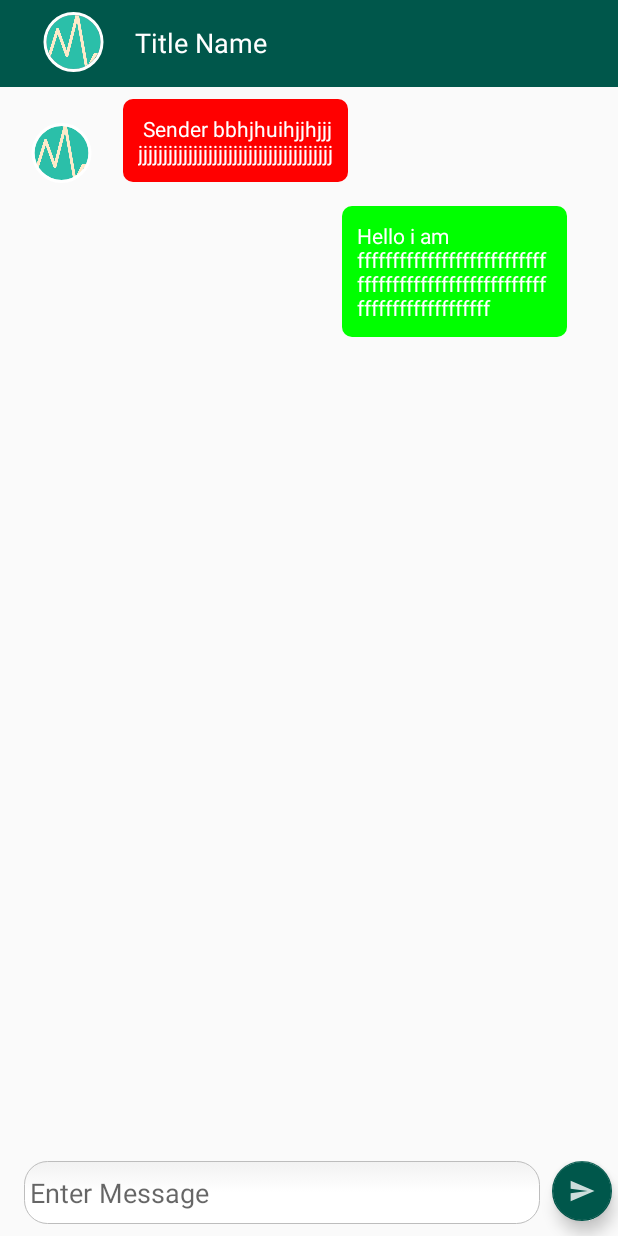
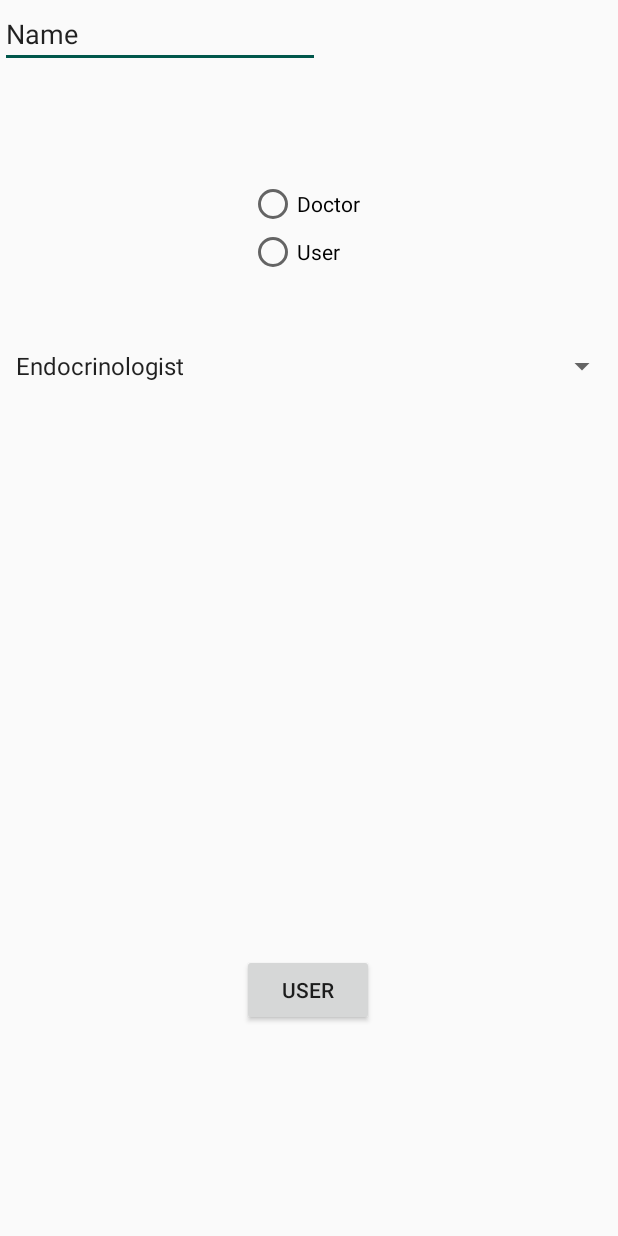
Before and after one commit to akshat220/CureEasy, an Android app: the screen it shows after launch once a user with an empty profile is signed in (ChatActivity before the commit, SelectUser after it), on a phone screen of 412 x 824 dp. Run offline under Robolectric (Android 15) with nearby library versions, the phone set to English and light mode, and no system bars; our stand-ins replace Firebase (no records; nobody signed in at launch, a user with empty details on screens opened directly); 2 statements that could not run were skipped.

```diff
--- a/app/build.gradle
+++ b/app/build.gradle
@@ -30,10 +30,13 @@ dependencies {
     implementation "com.firebaseui:firebase-ui-auth:4.3.2"
     implementation 'de.hdodenhof:circleimageview:3.0.1'
 
-    implementation'com.android.support:design:28.1.1'
+    implementation 'com.android.support:design:28.1.1'
     implementation 'com.google.firebase:firebase-auth:16.0.5'
 
     implementation 'com.google.firebase:firebase-firestore:17.1.2'
+    implementation 'com.google.firebase:firebase-functions:16.1.3'
+    implementation 'com.google.firebase:firebase-messaging:17.3.4'
+    implementation 'com.google.firebase:firebase-database:16.0.4'
     testImplementation 'junit:junit:4.12'
     androidTestImplementation 'androidx.test.ext:junit:1.1.1'
     androidTestImplementation 'androidx.test.espresso:espresso-core:3.1.0'
--- a/app/src/main/java/com/example/cureeasy/AuthActivity.java
+++ b/app/src/main/java/com/example/cureeasy/AuthActivity.java
@@ -107,11 +107,11 @@ public class AuthActivity extends AppCompatActivity implements View.OnClickListe
             Log.e("here","I am Here");
             SharedPreferences sharedPref = this.getSharedPreferences("prev", Context.MODE_PRIVATE);
             SharedPreferences.Editor editor = sharedPref.edit();
-            editor.putString("userid",firebaseAuth.getUid());
+            editor.putString("userid",firebaseAuth.getCurrentUser().getEmail());
             Toast.makeText(this,firebaseAuth.getUid(),Toast.LENGTH_SHORT).show();
             editor.apply();
 
-            Intent i=new Intent(this,ChatActivity.class);
+            Intent i=new Intent(this,SelectUser.class);
             this.finish();
             startActivity(i);
         }
--- /dev/null
+++ b/app/src/main/java/com/example/cureeasy/SelectUser.java
@@ -0,0 +1,198 @@
+package com.example.cureeasy;
+
+import androidx.annotation.NonNull;
+import androidx.appcompat.app.AppCompatActivity;
+
+import android.content.Intent;
+import android.content.SharedPreferences;
+import android.os.Bundle;
+import android.util.Log;
+import android.view.View;
+import android.widget.AdapterView;
+import android.widget.ArrayAdapter;
+import android.widget.Button;
+import android.widget.RadioButton;
+import android.widget.Spinner;
+import android.widget.TextView;
+
+import com.google.android.gms.tasks.Continuation;
+import com.google.android.gms.tasks.OnCompleteListener;
+import com.google.android.gms.tasks.Task;
+import com.google.firebase.functions.FirebaseFunctions;
+import com.google.firebase.functions.FirebaseFunctionsException;
+import com.google.firebase.functions.HttpsCallableResult;
+import com.google.firebase.iid.FirebaseInstanceId;
+import com.google.firebase.iid.InstanceIdResult;
+
+import java.util.HashMap;
+import java.util.Map;
+
+public class SelectUser extends AppCompatActivity implements View.OnClickListener,
+        AdapterView.OnItemSelectedListener{
+Button button;
+String uuid,s1;
+RadioButton user,doctor;
+Spinner spinner;
+TextView doctype;
+    Map<String,String> result;
+    FirebaseFunctions mFunctions;
+    String dtype;
+    String doctors[]={"Endocrinologist","Neurologist","Psychiatrist","Ophthalmologist","Urologist"};
+    @Override
+    protected void onCreate(Bundle savedInstanceState) {
+        super.onCreate(savedInstanceState);
+        setContentView(R.layout.activity_select_user);
+        button=findViewById(R.id.button);
+        button.setOnClickListener(this);
+        spinner=findViewById(R.id.spinner);
+        spinner.setOnItemSelectedListener(this);
+        user=findViewById(R.id.radio_user);
+        doctor=findViewById(R.id.radio_doctor);
+        doctype=findViewById(R.id.text_doctor);
+        mFunctions = FirebaseFunctions.getInstance();
+        ArrayAdapter aa = new ArrayAdapter(this,android.R.layout.simple_spinner_item,doctors);
+        aa.setDropDownViewResource(android.R.layout.simple_spinner_dropdown_item);
+        //Setting the ArrayAdapter data on the Spinner
+        spinner.setAdapter(aa);
+        SharedPreferences pref = getApplicationContext().getSharedPreferences("prev", MODE_PRIVATE);
+        uuid=pref.getString("userid",null);
+        FirebaseInstanceId.getInstance().getInstanceId()
+                .addOnCompleteListener(new OnCompleteListener<InstanceIdResult>() {
+                    @Override
+                    public void onComplete(@NonNull Task<InstanceIdResult> task) {
+                        if (!task.isSuccessful()) {
+
+                            return;
+                        }
+
+                        // Get new Instance ID token
+                        s1 = task.getResult().getToken();
+                        callToken();
+                        // Log and toast
+
+                    }
+                });
+
+    }
+
+    @Override
+    public void onClick(View v) {
+        if(user.isChecked())
+        {
+Intent i=new Intent(getApplicationContext(),ChatActivity.class);
+startActivity(i);
+        }
+        else
+        {
+         if(dtype!=null)
+         {
+            addtodoctor();
+        }}
+
+    }
+
+    private Task<Map<String,String>> addToken(String text) {
+        // Create the arguments to the callable function.
+        Map<String, Object> data = new HashMap<>();
+        data.put("token", text);
+        data.put("userid", uuid);
+
+        return mFunctions
+                .getHttpsCallable("addtoken")
+                .call(data)
+                .continueWith(new Continuation<HttpsCallableResult, Map<String,String>>() {
+                    @Override
+                    public Map<String,String> then(@NonNull Task<HttpsCallableResult> task) throws Exception {
+                        // This continuation runs on either success or failure, but if the task
+                        // has failed then getResult() will throw an Exception which will be
+                        // propagated down.
+                        result = (Map<String,String>) task.getResult().getData();
+                        return result;
+                    }
+                });
+    }
+
+    public void callToken()
+    {
+        addToken(s1)
+                .addOnCompleteListener(new OnCompleteListener<Map<String,String>>() {
+                    @Override
+                    public void onComplete(@NonNull Task<Map<String,String>> task) {
+                        if (!task.isSuccessful()) {
+
+                            Exception e = task.getException();
+                            if (e instanceof FirebaseFunctionsException) {
+                                FirebaseFunctionsException ffe = (FirebaseFunctionsException) e;
+                                FirebaseFunctionsException.Code code = ffe.getCode();
+                                Object details = ffe.getDetails();
+                            }
+
+                            // ...
+                        }
+                        else
+                        {
+
+                        }
+                        // ...
+                    }
+                });
+
+    }
+public void addtodoctor()
+{
+    addDoctor()
+            .addOnCompleteListener(new OnCompleteListener<Map<String,String>>() {
+                @Override
+                public void onComplete(@NonNull Task<Map<String,String>> task) {
+                    if (!task.isSuccessful()) {
+
+                        Exception e = task.getException();
+                        if (e instanceof FirebaseFunctionsException) {
+                            FirebaseFunctionsException ffe = (FirebaseFunctionsException) e;
+                            FirebaseFunctionsException.Code code = ffe.getCode();
+                            Object details = ffe.getDetails();
+                        }
+
+                        // ...
+                    }
+                    else
+                    { Intent i=new Intent(getApplicationContext(),ChatActivity.class);
+                        startActivity(i);
+
+                    }
+                    // ...
+                }
+            });
+
+}
+    private Task<Map<String,String>> addDoctor() {
+        // Create the arguments to the callable function.
+        Map<String, Object> data = new HashMap<>();
+        data.put("userid", uuid);
+        data.put("type",dtype);
+
+        return mFunctions
+                .getHttpsCallable("adddoctor")
+                .call(data)
+                .continueWith(new Continuation<HttpsCallableResult, Map<String,String>>() {
+                    @Override
+                    public Map<String,String> then(@NonNull Task<HttpsCallableResult> task) throws Exception {
+                        // This continuation runs on either success or failure, but if the task
+                        // has failed then getResult() will throw an Exception which will be
+                        // propagated down.
+                        result = (Map<String,String>) task.getResult().getData();
+                        return result;
+                    }
+                });
+    }
+
+    @Override
+    public void onItemSelected(AdapterView<?> parent, View view, int position, long id) {
+        dtype=doctors[position];
+    }
+
+    @Override
+    public void onNothingSelected(AdapterView<?> parent) {
+
+    }
+}
--- /dev/null
+++ b/app/src/main/res/layout/activity_select_user.xml
@@ -0,0 +1,62 @@
+<?xml version="1.0" encoding="utf-8"?>
+<androidx.constraintlayout.widget.ConstraintLayout xmlns:android="http://schemas.android.com/apk/res/android"
+    xmlns:app="http://schemas.android.com/apk/res-auto"
+    xmlns:tools="http://schemas.android.com/tools"
+    android:layout_width="match_parent"
+    android:layout_height="match_parent"
+    tools:context=".SelectUser">
+
+    <EditText
+        android:id="@+id/text_doctor"
+        android:layout_width="wrap_content"
+        android:layout_height="wrap_content"
+        android:ems="10"
+        android:inputType="textPersonName"
+        android:text="Name"
+        tools:layout_editor_absoluteX="99dp"
+        tools:layout_editor_absoluteY="307dp" />
+
+    <Button
+        android:id="@+id/button"
+        android:layout_width="wrap_content"
+        android:layout_height="wrap_content"
+        android:layout_marginBottom="140dp"
+        android:text="User"
+        app:layout_constraintBottom_toBottomOf="parent"
+        app:layout_constraintEnd_toEndOf="parent"
+        app:layout_constraintHorizontal_bias="0.498"
+        app:layout_constraintStart_toStartOf="parent" />
+
+    <RadioGroup
+        android:id="@+id/radioGroup"
+        android:layout_width="80dp"
+        android:layout_height="64dp"
+        android:layout_marginTop="120dp"
+        app:layout_constraintEnd_toEndOf="parent"
+        app:layout_constraintStart_toStartOf="parent"
+        app:layout_constraintTop_toTopOf="parent">
+
+        <RadioButton
+            android:id="@+id/radio_doctor"
+            android:layout_width="match_parent"
+            android:layout_height="wrap_content"
+            android:text="Doctor" />
+
+        <RadioButton
+            android:id="@+id/radio_user"
+            android:layout_width="match_parent"
+            android:layout_height="wrap_content"
+            android:text="User" />
+    </RadioGroup>
+
+    <Spinner
+        android:id="@+id/spinner"
+        android:layout_width="409dp"
+        android:layout_height="wrap_content"
+        android:layout_marginTop="48dp"
+        app:layout_constraintEnd_toEndOf="parent"
+        app:layout_constraintHorizontal_bias="1.0"
+        app:layout_constraintStart_toStartOf="parent"
+        app:layout_constraintTop_toBottomOf="@+id/radioGroup" />
+
+</androidx.constraintlayout.widget.ConstraintLayout>
```
Also changed, not shown: app/src/main/AndroidManifest.xml (+17 -7 lines), app/src/main/java/com/example/cureeasy/MyFirebaseMessagingService.java (added, +78 -0 lines).
